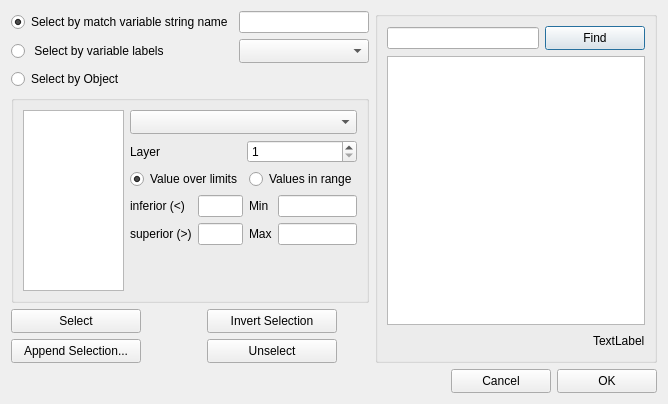
Old version of the form src/Dialogs/VariableSelectorDialog.ui in the repository gmrandazzo/QStudioMetrics.
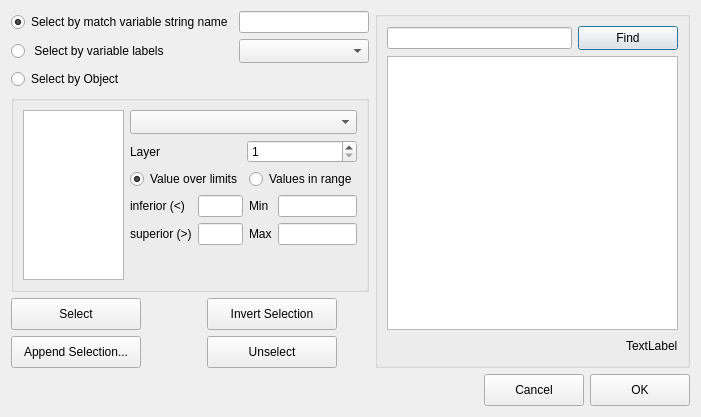
New version of the form.

```diff
--- a/src/Dialogs/VariableSelectorDialog.ui
+++ b/src/Dialogs/VariableSelectorDialog.ui
@@ -6,8 +6,8 @@
    <rect>
     <x>0</x>
     <y>0</y>
-    <width>668</width>
-    <height>404</height>
+    <width>701</width>
+    <height>417</height>
    </rect>
   </property>
   <property name="windowTitle">
@@ -307,13 +307,13 @@
      <property name="minimumSize">
       <size>
        <width>130</width>
-       <height>24</height>
+       <height>32</height>
       </size>
      </property>
      <property name="maximumSize">
       <size>
        <width>130</width>
-       <height>24</height>
+       <height>32</height>
       </size>
      </property>
      <property name="text">
@@ -326,13 +326,13 @@
      <property name="minimumSize">
       <size>
        <width>130</width>
-       <height>24</height>
+       <height>32</height>
       </size>
      </property>
      <property name="maximumSize">
       <size>
        <width>100</width>
-       <height>16777215</height>
+       <height>32</height>
       </size>
      </property>
      <property name="text">
@@ -345,13 +345,13 @@
      <property name="minimumSize">
       <size>
        <width>130</width>
-       <height>24</height>
+       <height>32</height>
       </size>
      </property>
      <property name="maximumSize">
       <size>
        <width>130</width>
-       <height>24</height>
+       <height>32</height>
       </size>
      </property>
      <property name="text">
@@ -364,13 +364,13 @@
      <property name="minimumSize">
       <size>
        <width>130</width>
-       <height>24</height>
+       <height>32</height>
       </size>
      </property>
      <property name="maximumSize">
       <size>
        <width>130</width>
-       <height>24</height>
+       <height>32</height>
       </size>
      </property>
      <property name="text">
@@ -398,13 +398,13 @@
        <property name="minimumSize">
         <size>
          <width>100</width>
-         <height>24</height>
+         <height>32</height>
         </size>
        </property>
        <property name="maximumSize">
         <size>
          <width>100</width>
-         <height>24</height>
+         <height>32</height>
         </size>
        </property>
        <property name="text">
@@ -417,13 +417,13 @@
        <property name="minimumSize">
         <size>
          <width>100</width>
-         <height>24</height>
+         <height>32</height>
         </size>
        </property>
        <property name="maximumSize">
         <size>
          <width>100</width>
-         <height>24</height>
+         <height>32</height>
         </size>
        </property>
        <property name="text">
```
Left out of the diff: 2 changed lines with no effect on the pictures.
